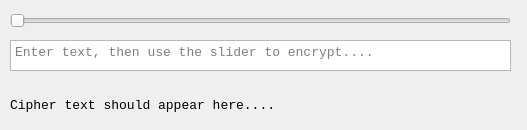
First picture: the form in caesar_cipher.ui, repository ari099/CaesarCipher, before the edit.
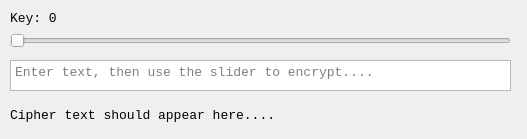
Second picture: the form after the edit.

Commit message: Added label denoting the key number above the slider.

The edit to the form file:
```diff
--- a/caesar_cipher.ui
+++ b/caesar_cipher.ui
@@ -7,7 +7,7 @@
     <x>0</x>
     <y>0</y>
     <width>527</width>
-    <height>130</height>
+    <height>139</height>
    </rect>
   </property>
   <property name="windowTitle">
@@ -18,7 +18,7 @@
     <property name="geometry">
      <rect>
       <x>10</x>
-      <y>10</y>
+      <y>30</y>
       <width>501</width>
       <height>22</height>
      </rect>
@@ -34,7 +34,7 @@
     <property name="geometry">
      <rect>
       <x>10</x>
-      <y>40</y>
+      <y>60</y>
       <width>501</width>
       <height>31</height>
      </rect>
@@ -53,7 +53,7 @@
     <property name="geometry">
      <rect>
       <x>10</x>
-      <y>90</y>
+      <y>100</y>
       <width>501</width>
       <height>31</height>
      </rect>
@@ -68,6 +68,25 @@
      <string>Cipher text should appear here....</string>
     </property>
    </widget>
+   <widget class="QLabel" name="SliderNumber">
+    <property name="geometry">
+     <rect>
+      <x>10</x>
+      <y>10</y>
+      <width>81</width>
+      <height>16</height>
+     </rect>
+    </property>
+    <property name="font">
+     <font>
+      <family>Courier New</family>
+      <pointsize>10</pointsize>
+     </font>
+    </property>
+    <property name="text">
+     <string>Key: 0</string>
+    </property>
+   </widget>
   </widget>
  </widget>
  <resources/>
```
The commit also changes 1 other file.
